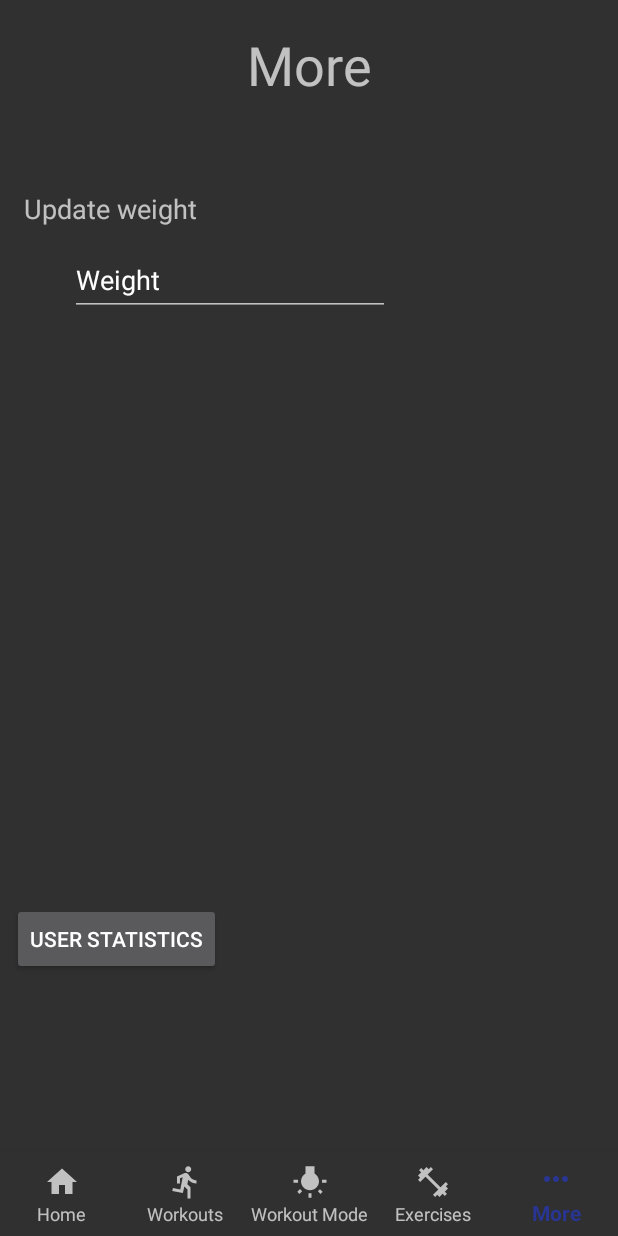
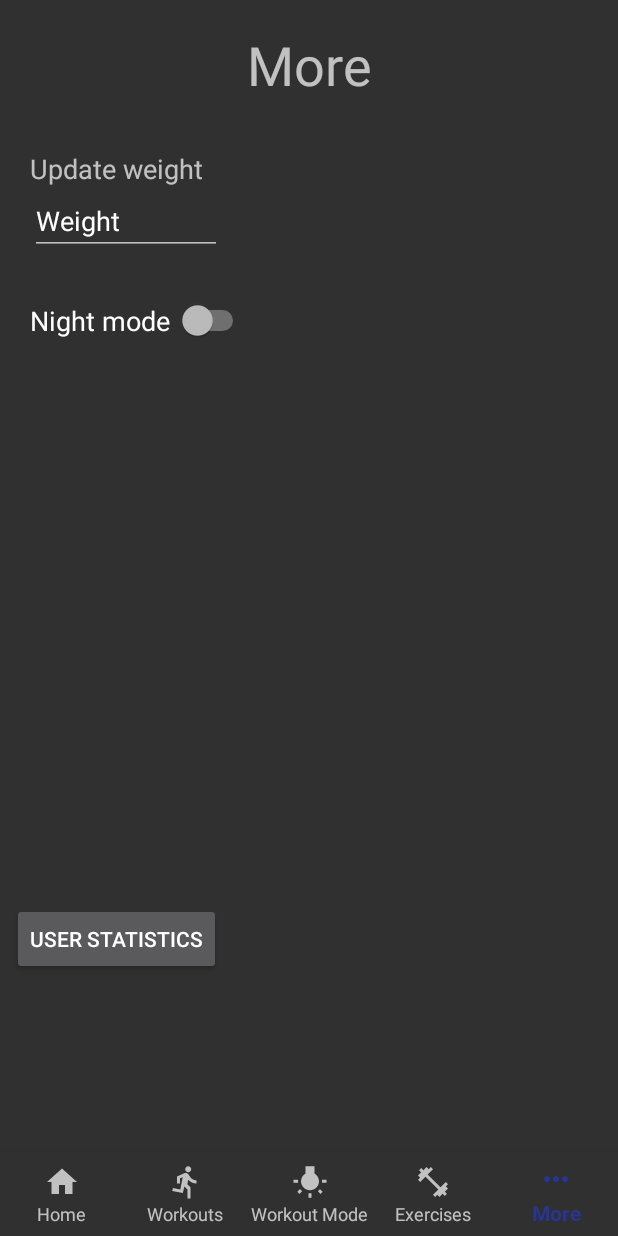
Before and after one commit to Albin1118/TDA367, an Android app: the screen it shows after launch (MainActivity), item 5 of the bottom bar chosen, on a phone screen of 412 x 824 dp. Run offline under Robolectric (Android 15) with nearby library versions, the phone set to English and light mode, and no system bars.

Commit message:
Implement night mode switch -does not work flawlessly, the activity gets recreated and you are sent back to the home screen with the more tab still selected in the bottom nav bar

```diff
--- a/app/src/main/java/com/example/ziggy/trainingtracker/view/MainActivity.java
+++ b/app/src/main/java/com/example/ziggy/trainingtracker/view/MainActivity.java
@@ -36,6 +36,7 @@ public class MainActivity extends AppCompatActivity implements NavigationManager
 
     @Override
     protected void onCreate(Bundle savedInstanceState) {
+        setTheme(getSharedPreferences("Themes", 0).getInt("theme", 0));
         super.onCreate(savedInstanceState);
         setContentView(R.layout.activity_main);
         viewModel = ViewModelProviders.of(this).get(MainViewModel.class);
--- a/app/src/main/java/com/example/ziggy/trainingtracker/view/MoreTabFragment.java
+++ b/app/src/main/java/com/example/ziggy/trainingtracker/view/MoreTabFragment.java
@@ -1,5 +1,6 @@
 package com.example.ziggy.trainingtracker.view;
 
+import android.content.SharedPreferences;
 import android.support.annotation.Nullable;
 import android.support.v4.app.Fragment;
 import android.os.Bundle;
@@ -7,7 +8,9 @@ import android.view.LayoutInflater;
 import android.view.View;
 import android.view.ViewGroup;
 import android.widget.Button;
+import android.widget.CompoundButton;
 import android.widget.EditText;
+import android.widget.Switch;
 
 import com.example.ziggy.trainingtracker.R;
 
@@ -18,12 +21,20 @@ import com.example.ziggy.trainingtracker.R;
 public class MoreTabFragment extends Fragment {
 
 
-    private View view;
     private EditText weightEditText;
+    private Switch nightModeSwitch;
     private Button statisticsButton;
 
+    private View view;
     private NavigationManager navigationManager;
 
+    SharedPreferences themeSettings;
+
+    @Override
+    public void onCreate(@Nullable Bundle savedInstanceState) {
+        super.onCreate(savedInstanceState);
+        themeSettings = getActivity().getSharedPreferences("Themes", 0);
+    }
 
     @Nullable
     @Override
@@ -40,7 +51,12 @@ public class MoreTabFragment extends Fragment {
 
     private void initViews() {
         weightEditText = view.findViewById(R.id.weight_edit_text);
+        nightModeSwitch = view.findViewById(R.id.night_mode_switch);
         statisticsButton = view.findViewById(R.id.statistics_button);
+
+        if (themeSettings.getInt("theme", 0) == R.style.DarkTheme) {
+            nightModeSwitch.setChecked(true);
+        }
     }
 
 
@@ -51,5 +67,19 @@ public class MoreTabFragment extends Fragment {
                 navigationManager.navigateStatistics();
             }
         });
+
+        nightModeSwitch.setOnCheckedChangeListener(new CompoundButton.OnCheckedChangeListener() {
+            @Override
+            public void onCheckedChanged(CompoundButton buttonView, boolean isChecked) {
+                SharedPreferences.Editor themeSettingsEditor = themeSettings.edit();
+                if (isChecked) {
+                    themeSettingsEditor.putInt("theme", R.style.DarkTheme);
+                } else {
+                    themeSettingsEditor.putInt("theme", R.style.AppTheme);
+                }
+                themeSettingsEditor.apply();
+                getActivity().recreate();
+            }
+        });
     }
 }
--- a/app/src/main/res/layout/fragment_more_tab.xml
+++ b/app/src/main/res/layout/fragment_more_tab.xml
@@ -29,33 +29,34 @@
         android:id="@+id/weight_text_view"
         android:layout_width="wrap_content"
         android:layout_height="wrap_content"
-        android:layout_marginStart="8dp"
-        android:layout_marginTop="8dp"
-        android:layout_marginEnd="8dp"
-        android:layout_marginBottom="8dp"
+        android:layout_marginStart="20dp"
+        android:layout_marginTop="100dp"
         android:text="Update weight"
         android:textSize="18sp"
-        app:layout_constraintBottom_toBottomOf="parent"
-        app:layout_constraintEnd_toEndOf="parent"
-        app:layout_constraintHorizontal_bias="0.028"
         app:layout_constraintStart_toStartOf="parent"
-        app:layout_constraintTop_toTopOf="parent"
-        app:layout_constraintVertical_bias="0.163" />
+        app:layout_constraintTop_toTopOf="parent" />
 
     <EditText
         android:id="@+id/weight_edit_text"
         android:layout_width="wrap_content"
-        android:layout_height="48dp"
-        android:layout_marginTop="8dp"
-        android:layout_marginEnd="152dp"
-        android:layout_marginBottom="8dp"
-        android:ems="10"
+        android:layout_height="wrap_content"
+        android:layout_marginTop="0dp"
+        android:ems="6"
         android:inputType="number|numberDecimal"
         android:text="Weight"
-        app:layout_constraintBottom_toBottomOf="parent"
-        app:layout_constraintEnd_toEndOf="parent"
-        app:layout_constraintTop_toTopOf="parent"
-        app:layout_constraintVertical_bias="0.22" />
+        app:layout_constraintStart_toStartOf="@+id/weight_text_view"
+        app:layout_constraintTop_toBottomOf="@+id/weight_text_view" />
+
+    <Switch
+        android:id="@+id/night_mode_switch"
+        android:layout_width="wrap_content"
+        android:layout_height="wrap_content"
+        android:layout_marginTop="30dp"
+        android:layout_marginStart="20dp"
+        android:text="Night mode "
+        android:textSize="18sp"
+        app:layout_constraintStart_toStartOf="parent"
+        app:layout_constraintTop_toBottomOf="@+id/weight_edit_text" />
 
     <Button
         android:id="@+id/statistics_button"
```
